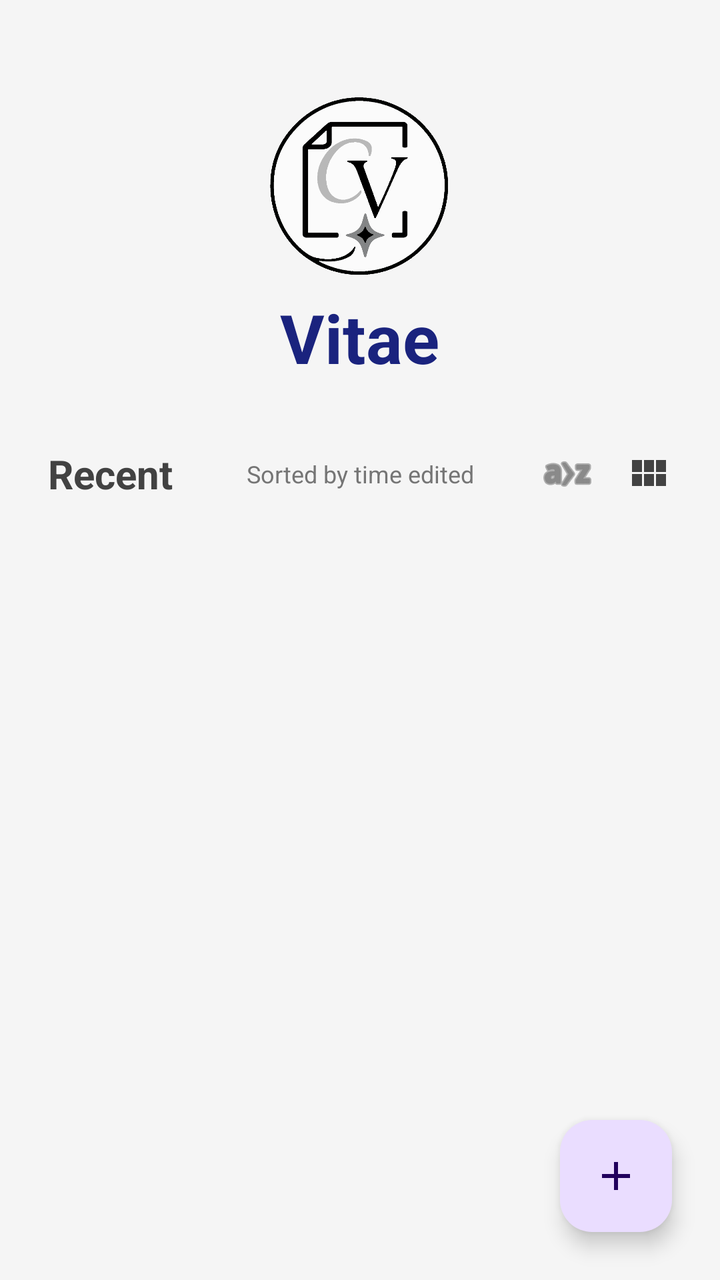
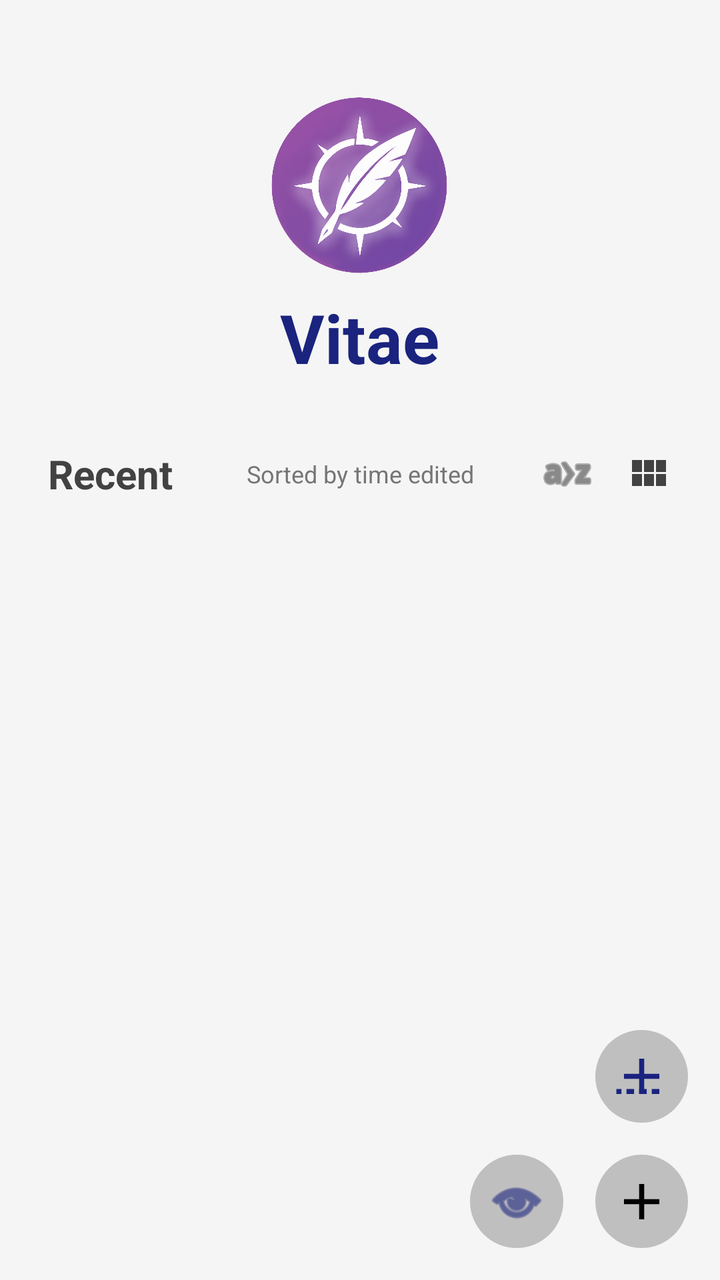

Two renders of the same Android screen: before a commit and after it. Below are the layout's source before the change and the commit's diff.
<!-- AndroidManifest.xml: application theme Theme.MyApplication -->
<!-- res/layout/activity_home.xml -->
<?xml version="1.0" encoding="utf-8"?>
<androidx.constraintlayout.widget.ConstraintLayout xmlns:android="http://schemas.android.com/apk/res/android"
    xmlns:app="http://schemas.android.com/apk/res-auto"
    xmlns:tools="http://schemas.android.com/tools" android:id="@+id/homeRoot" android:layout_width="match_parent" android:layout_height="match_parent" android:background="#f5f5f5" tools:context=".HomeActivity">

    
    <LinearLayout android:id="@+id/shareDropZone" android:layout_width="0dp" android:layout_height="120dp" android:background="#E3F2FD" android:gravity="center" android:orientation="vertical" android:visibility="gone" android:elevation="20dp" app:layout_constraintTop_toTopOf="parent" app:layout_constraintStart_toStartOf="parent" app:layout_constraintEnd_toEndOf="parent">
        <ImageView android:layout_width="48dp" android:layout_height="48dp" android:src="@android:drawable/ic_menu_share" app:tint="#1976D2" />
        <TextView android:layout_width="wrap_content" android:layout_height="wrap_content" android:text="Drop here to Share" android:textSize="18sp" android:textStyle="bold" android:textColor="#1976D2" android:layout_marginTop="8dp"/>
    </LinearLayout>



    
    <LinearLayout android:id="@+id/brandingHeader" android:layout_width="match_parent" android:layout_height="wrap_content" android:orientation="vertical" android:gravity="center" android:paddingTop="48dp" android:paddingBottom="16dp" app:layout_constraintTop_toTopOf="parent" app:layout_constraintStart_toStartOf="parent" app:layout_constraintEnd_toEndOf="parent">

        <ImageView android:id="@+id/ivAppLogo" android:layout_width="90dp" android:layout_height="90dp" android:src="@drawable/cv" android:contentDescription="App Logo" />

        <TextView android:id="@+id/tvAppTitle" android:layout_width="wrap_content" android:layout_height="wrap_content" android:text="Vitae" android:textColor="#1a237e" android:textSize="34sp" android:textStyle="bold" android:layout_marginTop="8dp"/>

    </LinearLayout>

    <TextView android:id="@+id/tvRecentHeader" android:layout_width="wrap_content" android:layout_height="wrap_content" android:layout_marginTop="16dp" android:layout_marginStart="24dp" android:text="Recent" android:textColor="#424242" android:textSize="20sp" android:textStyle="bold" app:layout_constraintStart_toStartOf="parent" app:layout_constraintTop_toBottomOf="@id/brandingHeader" />

    <TextView android:id="@+id/tvSortLabel" android:layout_width="wrap_content" android:layout_height="wrap_content" android:text="Sorted by time edited" android:textColor="#757575" android:textSize="12sp" app:layout_constraintBottom_toBottomOf="@id/tvRecentHeader" app:layout_constraintEnd_toEndOf="parent" app:layout_constraintStart_toStartOf="parent" app:layout_constraintTop_toTopOf="@id/tvRecentHeader" />

    <LinearLayout android:id="@+id/controlsContainer" android:layout_width="wrap_content" android:layout_height="wrap_content" android:layout_marginEnd="16dp" android:gravity="center_vertical" android:orientation="horizontal" app:layout_constraintBottom_toBottomOf="@id/tvRecentHeader" app:layout_constraintEnd_toEndOf="parent" app:layout_constraintTop_toTopOf="@id/tvRecentHeader">

        <SeekBar android:id="@+id/gridSizeSlider" android:layout_width="100dp" android:layout_height="wrap_content" android:max="3" android:progress="0" android:visibility="gone" />

        <ImageButton android:id="@+id/btnCloseSelection" android:layout_width="40dp" android:layout_height="40dp" android:background="?attr/selectableItemBackgroundBorderless" android:src="@android:drawable/ic_menu_close_clear_cancel" app:tint="#424242" android:visibility="gone" />

        <ImageButton android:id="@+id/btnDeleteSelected" android:layout_width="40dp" android:layout_height="40dp" android:background="?attr/selectableItemBackgroundBorderless" android:src="@android:drawable/ic_menu_delete" app:tint="#D32F2F" android:visibility="gone" tools:visibility="visible" />

        <ImageButton android:id="@+id/btnSort" android:layout_width="40dp" android:layout_height="40dp" android:background="?attr/selectableItemBackgroundBorderless" android:padding="8dp" android:src="@android:drawable/ic_menu_sort_alphabetically" app:tint="#424242" />

        <ImageButton android:id="@+id/btnToggleView" android:layout_width="40dp" android:layout_height="40dp" android:background="?attr/selectableItemBackgroundBorderless" android:src="@drawable/ic_grid" app:tint="#424242" />
    </LinearLayout>

    <androidx.recyclerview.widget.RecyclerView android:id="@+id/rvRecentResumes" android:layout_width="0dp" android:layout_height="0dp" android:layout_marginTop="16dp" android:clipToPadding="false" android:paddingBottom="88dp" app:layout_constraintBottom_toBottomOf="parent" app:layout_constraintEnd_toEndOf="parent" app:layout_constraintStart_toStartOf="parent" app:layout_constraintTop_toBottomOf="@id/tvRecentHeader" />

    <TextView android:id="@+id/tvEmptyState" android:layout_width="wrap_content" android:layout_height="wrap_content" android:text="No recently worked on CVs" android:textColor="#9e9e9e" android:textSize="16sp" android:visibility="gone" app:layout_constraintBottom_toBottomOf="parent" app:layout_constraintEnd_toEndOf="parent" app:layout_constraintStart_toStartOf="parent" app:layout_constraintTop_toBottomOf="@id/tvRecentHeader" />

    
    <FrameLayout android:id="@+id/fabOptionsPanel" android:layout_width="match_parent" android:layout_height="match_parent" android:background="#CC000000" android:visibility="gone" android:elevation="20dp">

        <LinearLayout android:layout_width="wrap_content" android:layout_height="wrap_content" android:layout_gravity="bottom|end" android:layout_marginEnd="24dp" android:layout_marginBottom="88dp" android:gravity="end" android:orientation="vertical">

            
            <LinearLayout android:id="@+id/optionAI" android:layout_width="wrap_content" android:layout_height="wrap_content" android:layout_marginBottom="16dp" android:gravity="center_vertical" android:orientation="horizontal">
                <TextView android:layout_width="wrap_content" android:layout_height="wrap_content" android:text="AI Mode (Coming Soon)" android:textColor="#FFFFFF" android:layout_marginEnd="12dp" android:textStyle="bold" />
                <com.google.android.material.floatingactionbutton.FloatingActionButton android:layout_width="wrap_content" android:layout_height="wrap_content" app:fabSize="normal" android:src="@android:drawable/ic_menu_view" app:tint="#757575" app:backgroundTint="#F5F5F5" />
            </LinearLayout>

            
            <LinearLayout android:id="@+id/optionStepByStep" android:layout_width="wrap_content" android:layout_height="wrap_content" android:layout_marginBottom="16dp" android:gravity="center_vertical" android:orientation="horizontal">
                <TextView android:layout_width="wrap_content" android:layout_height="wrap_content" android:text="Step by Step (Demo)" android:textColor="#FFFFFF" android:layout_marginEnd="12dp" android:textStyle="bold" />
                <com.google.android.material.floatingactionbutton.FloatingActionButton android:layout_width="wrap_content" android:layout_height="wrap_content" app:fabSize="normal" android:src="@android:drawable/ic_menu_directions" app:tint="#757575" app:backgroundTint="#F5F5F5" />
            </LinearLayout>

            
            <LinearLayout android:id="@+id/optionExport" android:layout_width="wrap_content" android:layout_height="wrap_content" android:layout_marginBottom="16dp" android:gravity="center_vertical" android:orientation="horizontal">
                <TextView android:layout_width="wrap_content" android:layout_height="wrap_content" android:text="Import (.vitae)" android:textColor="#FFFFFF" android:layout_marginEnd="12dp" android:textStyle="bold" />
                <com.google.android.material.floatingactionbutton.FloatingActionButton android:layout_width="wrap_content" android:layout_height="wrap_content" app:fabSize="normal" android:src="@android:drawable/ic_menu_share" app:tint="#757575" app:backgroundTint="#F5F5F5" />
            </LinearLayout>

            
            <LinearLayout android:id="@+id/optionNewCV" android:layout_width="wrap_content" android:layout_height="wrap_content" android:layout_marginBottom="16dp" android:gravity="center_vertical" android:orientation="horizontal">
                <TextView android:layout_width="wrap_content" android:layout_height="wrap_content" android:text="New CV" android:textColor="#FFFFFF" android:layout_marginEnd="12dp" android:textStyle="bold" />
                <com.google.android.material.floatingactionbutton.FloatingActionButton android:layout_width="wrap_content" android:layout_height="wrap_content" app:fabSize="normal" android:src="@drawable/ic_add" app:tint="#757575" app:backgroundTint="#F5F5F5" />
            </LinearLayout>

        </LinearLayout>

    </FrameLayout>

    <com.google.android.material.floatingactionbutton.FloatingActionButton android:id="@+id/fabNewResume" android:layout_width="wrap_content" android:layout_height="wrap_content" android:layout_margin="24dp" android:contentDescription="Create New CV" android:src="@drawable/ic_add" app:layout_constraintBottom_toBottomOf="parent" app:layout_constraintEnd_toEndOf="parent" />

    
    <View android:id="@+id/folderRevealOverlay" android:layout_width="match_parent" android:layout_height="match_parent" android:background="#FFFFFF" android:visibility="invisible" android:elevation="25dp" />

    
    <LinearLayout android:id="@+id/advancedDragZones" android:layout_width="120dp" android:layout_height="match_parent" android:orientation="vertical" android:visibility="gone" android:elevation="15dp" app:layout_constraintEnd_toEndOf="parent">

        <LinearLayout android:id="@+id/zoneMoveToHome" android:layout_width="match_parent" android:layout_height="0dp" android:layout_weight="1" android:background="#E3F2FD" android:gravity="center" android:orientation="vertical" android:padding="16dp">
            <ImageView android:layout_width="32dp" android:layout_height="32dp" android:src="@drawable/ic_keyboard_return" app:tint="#1976D2" />
            <TextView android:layout_width="wrap_content" android:layout_height="wrap_content" android:text="Move to Home" android:textSize="12sp" android:textStyle="bold" android:textColor="#1976D2" android:gravity="center" android:layout_marginTop="8dp"/>
        </LinearLayout>

        <LinearLayout android:id="@+id/zoneMoveToOtherGroup" android:layout_width="match_parent" android:layout_height="0dp" android:layout_weight="1" android:background="#BBDEFB" android:gravity="center" android:orientation="vertical" android:padding="16dp">
            <ImageView android:layout_width="32dp" android:layout_height="32dp" android:src="@drawable/ic_description" app:tint="#1565C0" />
            <TextView android:layout_width="wrap_content" android:layout_height="wrap_content" android:text="Move to Other Group" android:textSize="12sp" android:textStyle="bold" android:textColor="#1565C0" android:gravity="center" android:layout_marginTop="8dp"/>
        </LinearLayout>

    </LinearLayout>

</androidx.constraintlayout.widget.ConstraintLayout>
<!-- resources referenced by this layout -->
<resources>
  <!-- drawable cv: png bitmap (drawable-mdpi, 348340 bytes) -->
  <!-- drawable ic_add (drawable) -->
  <vector xmlns:android="http://schemas.android.com/apk/res/android" android:width="24dp" android:height="24dp" android:viewportWidth="24" android:viewportHeight="24">
      <path android:fillColor="#FF000000" android:pathData="M19,13h-6v6h-2v-6H5v-2h6V5h2v6h6v2z"/>
  </vector>
  <!-- drawable ic_description (drawable) -->
  <vector xmlns:android="http://schemas.android.com/apk/res/android" android:width="24dp" android:height="24dp" android:viewportWidth="24" android:viewportHeight="24" android:tint="?attr/colorControlNormal">
      <path android:fillColor="@android:color/white" android:pathData="M14,2H6C4.9,2 4.01,2.9 4.01,4L4,20c0,1.1 0.89,2 1.99,2H18c1.1,0 2,-0.9 2,-2V8l-6,-6zM16,18H8v-2h8v2zM16,14H8v-2h8v2zM13,9V3.5L18.5,9H13z"/>
  </vector>
  <!-- drawable ic_grid (drawable) -->
  <vector xmlns:android="http://schemas.android.com/apk/res/android" android:width="24dp" android:height="24dp" android:viewportWidth="24" android:viewportHeight="24" android:tint="?attr/colorControlNormal">
      <path android:fillColor="@android:color/white" android:pathData="M4,11h5V5H4v6zm0,7h5v-6H4v6zm6,0h5v-6h-5v6zm6,0h5v-6h-5v6zm-6,-7h5V5h-5v6zm6,-6v6h5V5h-5z"/>
  </vector>
  <!-- drawable ic_keyboard_return (drawable) -->
  <vector xmlns:android="http://schemas.android.com/apk/res/android" android:width="24dp" android:height="24dp" android:viewportWidth="24" android:viewportHeight="24">
      <path android:fillColor="#FF000000" android:pathData="M19,7v4H5.83l3.58,-3.59L8,6l-6,6 6,6 1.41,-1.41L5.83,13H21V7h-2z"/>
  </vector>
  <style name="Theme.MyApplication" parent="Base.Theme.MyApplication" />
  <style name="Base.Theme.MyApplication" parent="Theme.Material3.DayNight.NoActionBar">
          
          
      </style>
</resources>

<!-- the commit's change to res/layout/activity_home.xml (unified diff, before → after) -->
@@ -74,7 +74,27 @@
 
     </FrameLayout>
 
-    <com.google.android.material.floatingactionbutton.FloatingActionButton android:id="@+id/fabNewResume" android:layout_width="wrap_content" android:layout_height="wrap_content" android:layout_margin="24dp" android:contentDescription="Create New CV" android:src="@drawable/ic_add" app:layout_constraintBottom_toBottomOf="parent" app:layout_constraintEnd_toEndOf="parent" />
+    <androidx.constraintlayout.widget.ConstraintLayout android:id="@+id/home_fab_container" android:layout_width="match_parent" android:layout_height="wrap_content" android:layout_marginEnd="16dp" android:layout_marginBottom="16dp" app:layout_constraintBottom_toBottomOf="parent" app:layout_constraintEnd_toEndOf="parent">
+
+        
+        <FrameLayout android:id="@+id/btnHomeStepByStep" android:layout_width="0dp" android:layout_height="0dp" android:layout_marginBottom="16dp" app:layout_constraintDimensionRatio="1:1" app:layout_constraintWidth_percent="0.135" app:layout_constraintTop_toTopOf="parent" app:layout_constraintEnd_toEndOf="parent" app:layout_constraintBottom_toTopOf="@id/btnHomeNewCV">
+            <View android:layout_width="match_parent" android:layout_height="match_parent" android:layout_gravity="center" android:background="@drawable/custom_shadow" />
+            <ImageButton android:layout_width="match_parent" android:layout_height="match_parent" android:layout_gravity="center" android:layout_margin="8dp" android:background="?android:attr/selectableItemBackgroundBorderless" android:clickable="false" android:focusable="false" android:contentDescription="Step by Step Wizard" android:scaleType="fitCenter" android:src="@drawable/ic_steps_plus_centered" app:tint="#1a237e" />
+        </FrameLayout>
+
+        
+        <FrameLayout android:id="@+id/btnHomeNewCV" android:layout_width="0dp" android:layout_height="0dp" app:layout_constraintDimensionRatio="1:1" app:layout_constraintWidth_percent="0.135" app:layout_constraintTop_toBottomOf="@id/btnHomeStepByStep" app:layout_constraintEnd_toEndOf="parent" app:layout_constraintBottom_toBottomOf="parent">
+            <View android:layout_width="match_parent" android:layout_height="match_parent" android:layout_gravity="center" android:background="@drawable/custom_shadow" />
+            <ImageButton android:layout_width="match_parent" android:layout_height="match_parent" android:layout_gravity="center" android:layout_margin="8dp" android:background="?android:attr/selectableItemBackgroundBorderless" android:clickable="false" android:contentDescription="Create New CV" android:scaleType="fitCenter" android:src="@drawable/ic_add" />
+        </FrameLayout>
+
+        
+        <FrameLayout android:id="@+id/btnHomeAI" android:layout_width="0dp" android:layout_height="0dp" android:layout_marginEnd="16dp" app:layout_constraintDimensionRatio="1:1" app:layout_constraintWidth_percent="0.135" app:layout_constraintBottom_toBottomOf="@id/btnHomeNewCV" app:layout_constraintEnd_toStartOf="@id/btnHomeNewCV" app:layout_constraintTop_toTopOf="@id/btnHomeNewCV">
+            <View android:layout_width="match_parent" android:layout_height="match_parent" android:layout_gravity="center" android:background="@drawable/custom_shadow" />
+            <ImageButton android:layout_width="match_parent" android:layout_height="match_parent" android:layout_gravity="center" android:layout_margin="8dp" android:background="?android:attr/selectableItemBackgroundBorderless" android:clickable="false" android:focusable="false" android:contentDescription="AI Assistant" android:scaleType="fitCenter" android:src="@android:drawable/ic_menu_view" app:tint="#1a237e" />
+        </FrameLayout>
+
+    </androidx.constraintlayout.widget.ConstraintLayout>
 
     
     <View android:id="@+id/folderRevealOverlay" android:layout_width="match_parent" android:layout_height="match_parent" android:background="#FFFFFF" android:visibility="invisible" android:elevation="25dp" />
<!-- resource entries referenced after the edit -->
@@ -1,6 +1,11 @@
 <!-- resources referenced by this layout -->
 <resources>
-  <!-- drawable cv: png bitmap (drawable-mdpi, 348340 bytes) -->
+  <!-- drawable custom_shadow (drawable) -->
+  <?xml version="1.0" encoding="utf-8"?>
+  <shape xmlns:android="http://schemas.android.com/apk/res/android" android:shape="oval">
+      <solid android:color="#87909090" />
+  </shape>
+  <!-- drawable cv: png bitmap (drawable-mdpi, 956077 bytes) -->
   <!-- drawable ic_add (drawable) -->
   <vector xmlns:android="http://schemas.android.com/apk/res/android" android:width="24dp" android:height="24dp" android:viewportWidth="24" android:viewportHeight="24">
       <path android:fillColor="#FF000000" android:pathData="M19,13h-6v6h-2v-6H5v-2h6V5h2v6h6v2z"/>
@@ -17,6 +22,13 @@
   <vector xmlns:android="http://schemas.android.com/apk/res/android" android:width="24dp" android:height="24dp" android:viewportWidth="24" android:viewportHeight="24">
       <path android:fillColor="#FF000000" android:pathData="M19,7v4H5.83l3.58,-3.59L8,6l-6,6 6,6 1.41,-1.41L5.83,13H21V7h-2z"/>
   </vector>
+  <!-- drawable ic_steps_plus_centered (drawable) -->
+  <vector xmlns:android="http://schemas.android.com/apk/res/android" android:width="24dp" android:height="24dp" android:viewportWidth="24" android:viewportHeight="24">
+      
+      <path android:fillColor="#FF000000" android:pathData="M19,17h-3v2h3z M14,17h-3v2h3z M9,17h-3v2h3z M4,17h-2v2h2z" />
+      
+      <path android:fillColor="#FF000000" android:pathData="M19,13h-6v6h-2v-6H5v-2h6V5h2v6h6v2z" />
+  </vector>
   <style name="Theme.MyApplication" parent="Base.Theme.MyApplication" />
   <style name="Base.Theme.MyApplication" parent="Theme.Material3.DayNight.NoActionBar">
           
